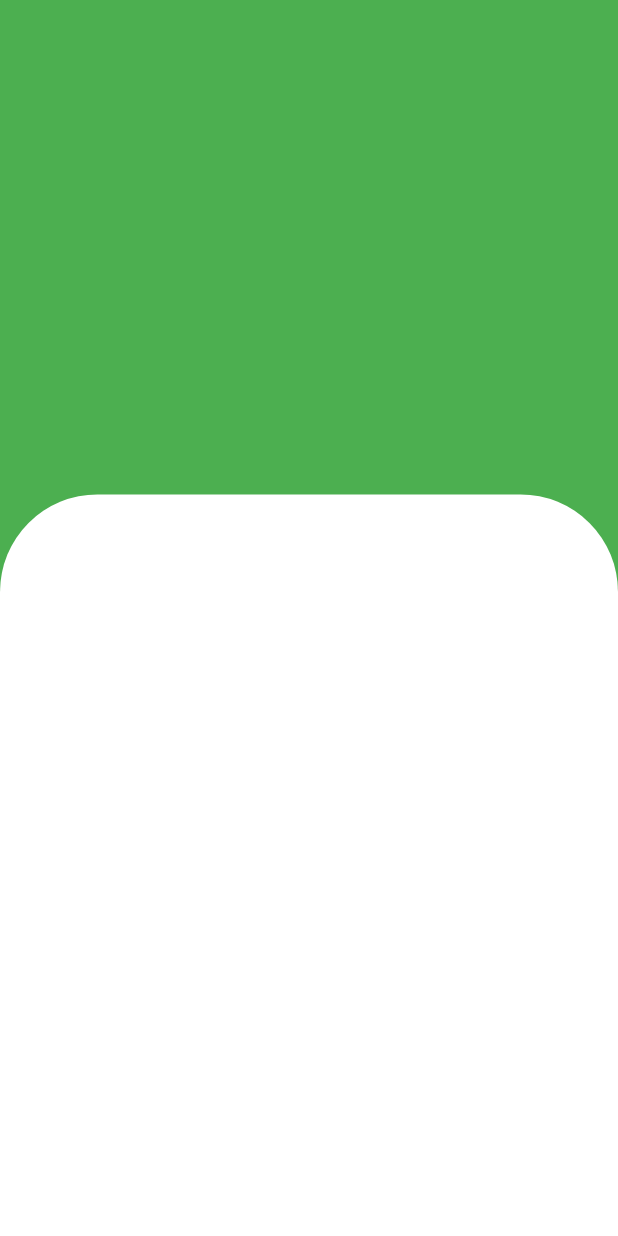
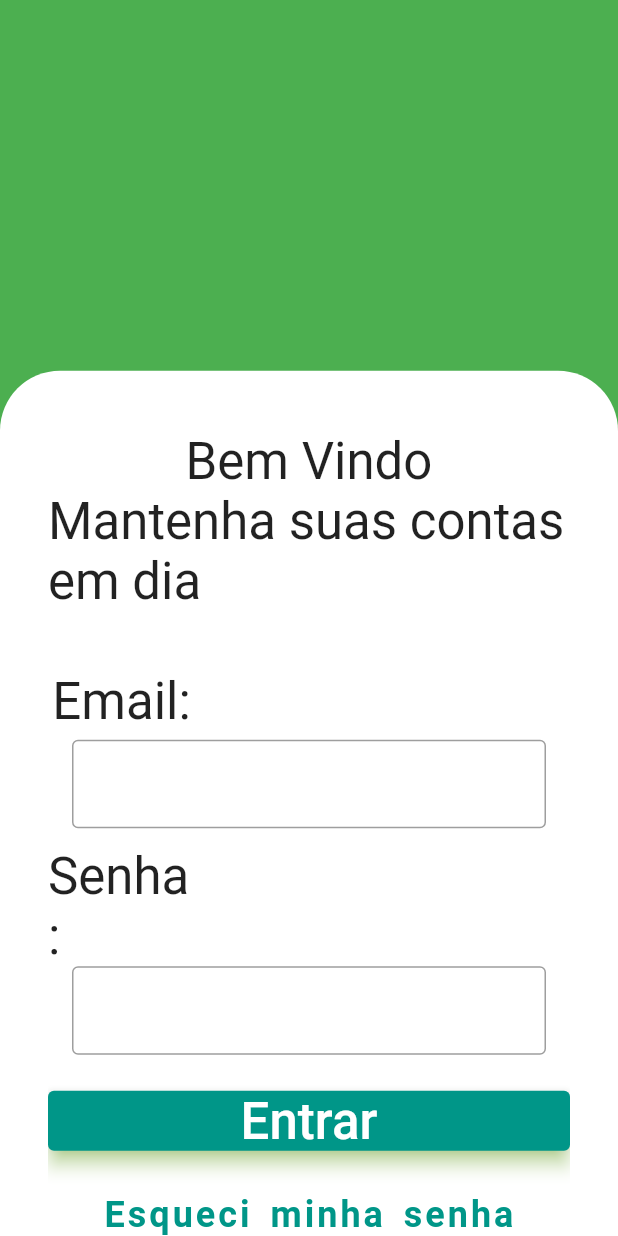
Before and after one commit to CadisRaziel/zero_to_hero_app_financas, a Flutter app: the screen it shows after launch, on a phone screen of 412 x 824 dp. Run offline on Flutter 3.47's test engine with Material 2 defaults, Android fonts, the phone set to English and light mode, and no system bars; our stand-ins replace google_fonts.

Commit message:
realizando a tela de login

```diff
--- a/lib/main.dart
+++ b/lib/main.dart
@@ -1,7 +1,12 @@
 import 'package:flutter/material.dart';
+import 'package:flutter/services.dart';
 
 import 'core/app_widget.dart';
-
 void main() {
-  runApp(MyApp());
+  //Para evitar que rotacione a tela !!!
+  WidgetsFlutterBinding.ensureInitialized();
+  SystemChrome.setPreferredOrientations([DeviceOrientation.portraitUp])
+    .then((_) {
+      runApp(MyApp());
+    });
 }
--- a/lib/modules/login/login_page.dart
+++ b/lib/modules/login/login_page.dart
@@ -1,4 +1,5 @@
 import 'package:flutter/material.dart';
+import 'package:zero_to_hero/shared/theme/app_text_Style.dart';
 
 class LoginPage extends StatefulWidget {
   const LoginPage({Key? key}) : super(key: key);
@@ -23,12 +24,108 @@ class _LoginPageState extends State<LoginPage> {
             alignment: Alignment.bottomCenter,
             child: Container(
               width: size.width,
-              height: size.height * 0.6,
+              height: size.height * 0.70,
               decoration: BoxDecoration(
                   color: Colors.white,
                   borderRadius: BorderRadius.only(
-                      topLeft: Radius.circular(65),
-                      topRight: Radius.circular(65))),
+                      topLeft: Radius.circular(40),
+                      topRight: Radius.circular(40))),
+              child: Padding(
+                padding: const EdgeInsets.only(top: 40, left: 32, right: 32),
+                child: SingleChildScrollView(
+                  child: Column(
+                    children: [
+                      Text(
+                        'Bem Vindo',
+                        style: TextStyles.titleHome,
+                      ),
+                      Text(
+                        'Mantenha suas contas em dia',
+                        style: TextStyles.titleHome,
+                      ),
+                      SizedBox(height: 40),
+                      Padding(
+                        padding: const EdgeInsets.only(bottom: 6, right: 250),
+                        child: Text(
+                          'Email:',
+                          style: TextStyles.titleHome,
+                        ),
+                      ),
+                      Padding(
+                        padding: const EdgeInsets.only(left: 16, right: 16),
+                        child: TextField(
+                          decoration:
+                              InputDecoration(border: OutlineInputBorder()),
+                        ),
+                      ),
+                      Padding(
+                        padding: const EdgeInsets.only(top: 12, right: 250),
+                        child: Text(
+                          'Senha:',
+                          style: TextStyles.titleHome,
+                        ),
+                      ),
+                      Padding(
+                        padding: const EdgeInsets.only(left: 16, right: 16),
+                        child: TextField(
+                          decoration:
+                              InputDecoration(border: OutlineInputBorder()),
+                        ),
+                      ),
+                      Padding(
+                        padding: const EdgeInsets.only(top: 20),
+                        child: Row(
+                          children: [
+                            Expanded(
+                              flex: 1,
+                              child: ElevatedButton(
+                                  onPressed: () {},
+                                  style: ElevatedButton.styleFrom(
+                                    primary: Colors.teal,
+                                    onPrimary: Colors.white,
+                                    shadowColor: Colors.lightGreenAccent,
+                                    elevation: 5,
+                                  ),
+                                  child: Text(
+                                    'Entrar',
+                                    style: TextStyles.titleHome,
+                                  )),
+                            ),
+                          ],
+                        ),
+                      ),
+                      Padding(
+                        padding: const EdgeInsets.only(top: 15),
+                        child: Row(
+                          crossAxisAlignment: CrossAxisAlignment.center,
+                          mainAxisAlignment: MainAxisAlignment.center,
+                          children: [
+                            TextButton(
+                              onPressed: () {},
+                              child: Text('Esqueci minha senha',
+                                  style: TextStyles.titlebutton),
+                            ),
+                          ],
+                        ),
+                      ),
+                      Padding(
+                        padding: const EdgeInsets.only(top: 5),
+                        child: Row(
+                          crossAxisAlignment: CrossAxisAlignment.center,
+                          mainAxisAlignment: MainAxisAlignment.center,
+                          children: [
+                            TextButton(
+                              onPressed: () {},
+                              child: Text('Criar conta',
+                                  style: TextStyles.titlebutton),
+                            ),
+                          ],
+                        ),
+                      ),
+                    ],
+                  ),
+                ),
+              ),
             ),
           )
         ],
--- /dev/null
+++ b/lib/shared/theme/app_text_Style.dart
@@ -0,0 +1,15 @@
+import 'package:flutter/material.dart';
+import 'package:google_fonts/google_fonts.dart';
+
+class TextStyles {
+  static final titleHome = GoogleFonts.amaticSc(
+    fontSize: 34,
+  );
+   static final titlebutton = GoogleFonts.amaticSc(
+    fontSize: 24,
+    color: Colors.teal,
+    fontWeight: FontWeight.bold,
+    letterSpacing: 2,
+    wordSpacing: 4
+  );
+}
```
Also changed, not shown: pubspec.yaml (+1 -9 lines), pubspec.lock.
